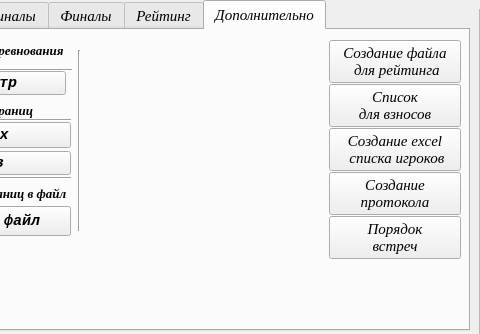
The window that UI/main_window.ui (Kaspar0810/Competitions_TT_SQL) describes before a commit, drawn with Qt 5; both pictures show x 631 to 1111 and y 0 to 334 of the 1111 by 827 pixel window.
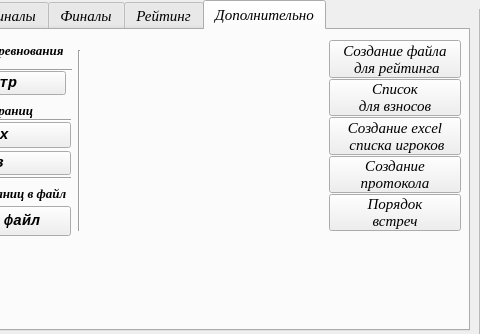
The same window after the commit. The open tabs and pages were chosen to show the change.

What changed in the file:
```diff
--- a/UI/main_window.ui
+++ b/UI/main_window.ui
@@ -4441,7 +4441,7 @@
         <x>698</x>
         <y>10</y>
         <width>132</width>
-        <height>221</height>
+        <height>191</height>
        </rect>
       </property>
       <layout class="QVBoxLayout" name="verticalLayout_53">
```
Left out of the diff: 30 changed lines with no effect on the pictures.
